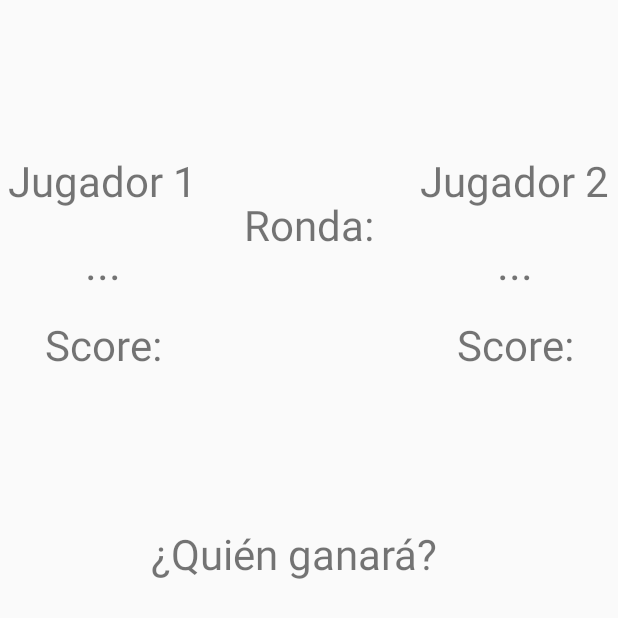
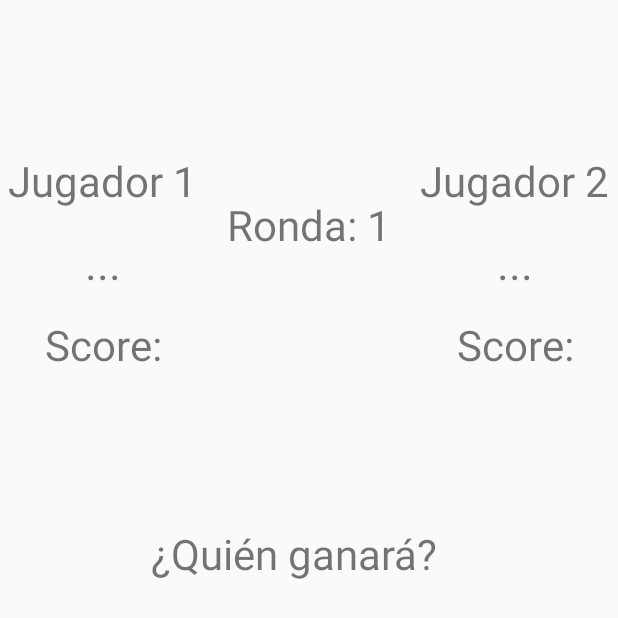
Before and after one commit to MiRA011/7BlueDogs, an Android app: the screen it shows after launch (MainActivity), on a phone screen of 412 x 824 dp, the top half of it. Run offline under Robolectric (Android 15) with nearby library versions, the light colour scheme and no system bars.

Commit message:
fallo menor

```diff
--- a/PiedraPapelTijeras/app/src/main/res/values/strings.xml
+++ b/PiedraPapelTijeras/app/src/main/res/values/strings.xml
@@ -12,7 +12,7 @@
     <string name="jugador_1">Jugador 1</string>
     <string name="tListoJ1">...</string>
     <string name="scorej1">Score:</string>
-    <string name="tRonda">Ronda:</string>
+    <string name="tRonda">Ronda: 1</string>
     <string name="jugador_2">Jugador 2</string>
     <string name="t_listo_j2">...</string>
     <string name="scorej2">Score:</string>
```
